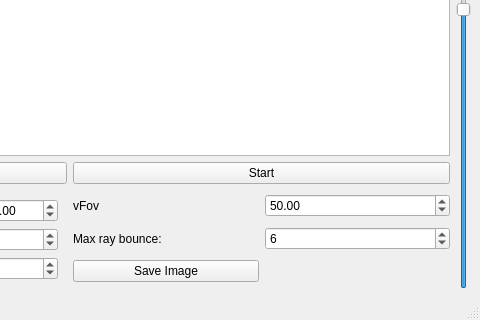
Qt form src/qt/RtViewer/mainwindow.ui (pdani86/raytracing.github.io) before a commit; both pictures show x 320 to 800 and y 280 to 600 of the 800 by 600 pixel window.
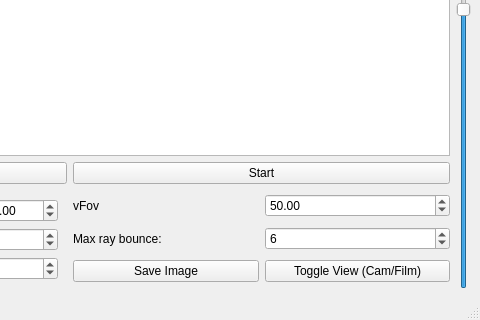
The same form after that commit.

Diff of the .ui file:
```diff
--- a/src/qt/RtViewer/mainwindow.ui
+++ b/src/qt/RtViewer/mainwindow.ui
@@ -222,6 +222,13 @@
           </property>
          </widget>
         </item>
+        <item row="2" column="1">
+         <widget class="QPushButton" name="toggleViewBtn">
+          <property name="text">
+           <string>Toggle View (Cam/Film)</string>
+          </property>
+         </widget>
+        </item>
        </layout>
       </item>
      </layout>
```
